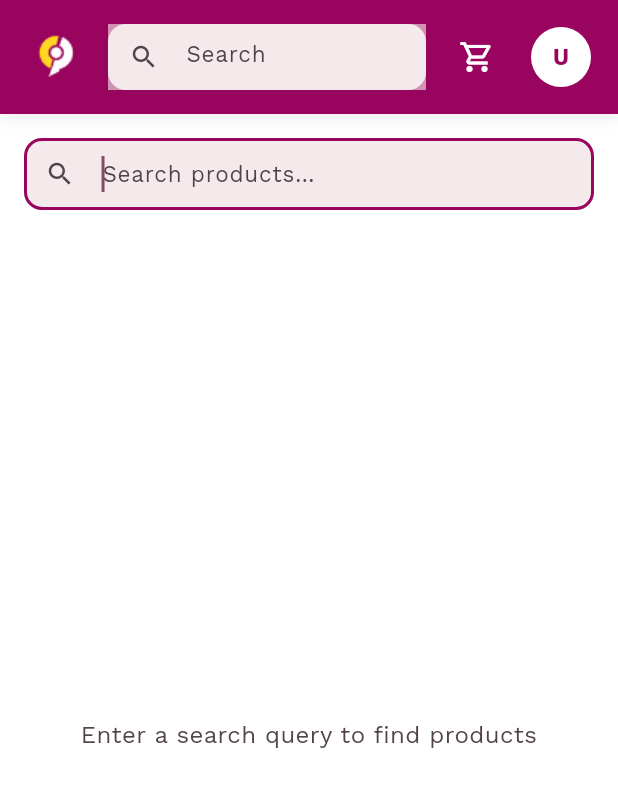
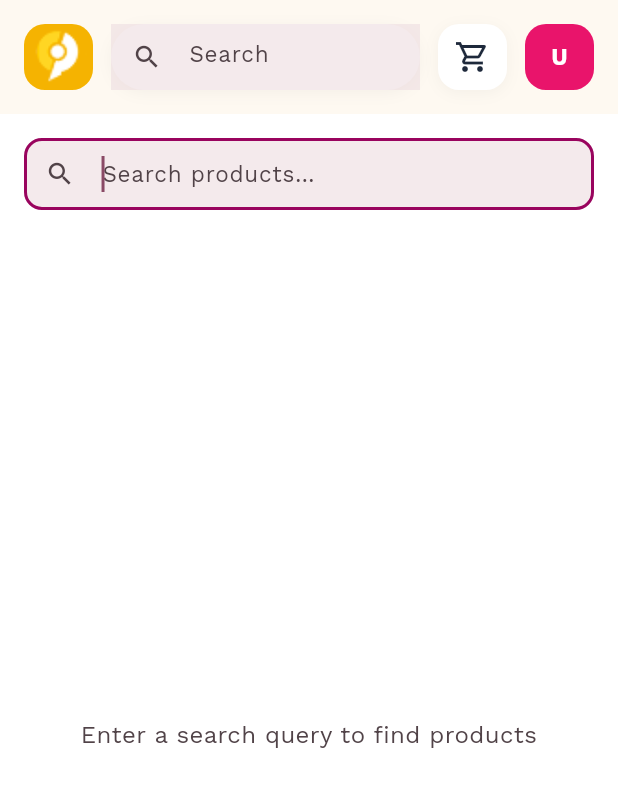
Before and after one commit to AbdulsemedM/Commercepal-v2, a Flutter app: the CartPage screen opened directly, after a tap on "Search", on a phone screen of 412 x 824 dp. Shown: the top 787 px of the screen. Run offline on Flutter 3.47's test engine with Material 3 defaults, Android fonts, the phone set to English and light mode, and no system bars; our stand-ins replace bloc, connectivity_plus, country_picker, device_info_plus, dio, equatable and 23 more; missing offline and left inert: cryptography, firebase_performance, qr, quick_actions; accounts and stored records are empty; network calls fail.

Commit message:
feat: Update color scheme and UI components for improved aesthetics
- Changed secondary color to a warmer gold for better visibility in CTAs.
- Introduced a vibrant pink accent color for links and highlights.
- Updated cream color to a warm off-white for a softer app background.
- Adjusted AppBar and Bottom Navigation Bar colors based on theme brightness.
- Refactored category icons to use outlined versions for a modern look.
- Enhanced product card layout with improved spacing and typography.
- Added clear cart functionality in the cart page for better user experience.

```diff
--- a/lib/core/theme/colors.dart
+++ b/lib/core/theme/colors.dart
@@ -5,10 +5,13 @@ class AppColors {
 
   // Brand colors
   static const Color primary = Color(0xFF99045E); // #99045E
-  static const Color secondary = Color(0xFFFACC15); // #FACC15
+  static const Color secondary = Color(0xFFF5B301); // warm gold (CTAs, stars)
+
+  /// Vibrant pink accent for links, selected states and price highlights.
+  static const Color pink = Color(0xFFE9146B);
 
   // Neutrals / Surfaces
-  static const Color cream = Color(0xFFFFF7ED); // light cream for surfaces
+  static const Color cream = Color(0xFFFEF9F1); // warm off-white app background
   static const Color lightGrey = Color(0xFFF5F6F8); // very light grey bg
   /// Dark navy for section titles (matches commercepal.com headings).
   static const Color navy = Color(0xFF1E293B);
--- a/lib/core/theme/theme.dart
+++ b/lib/core/theme/theme.dart
@@ -41,7 +41,7 @@ class AppTheme {
       primaryColor: AppColors.primary,
     );
 
-    final Color scaffoldBg = isLight ? Colors.white : scheme.surface;
+    final Color scaffoldBg = isLight ? AppColors.cream : scheme.surface;
     final Color cardColor = isLight ? Colors.white : scheme.surfaceContainerLow;
 
     return base.copyWith(
--- a/lib/core/widgets/app_bar.dart
+++ b/lib/core/widgets/app_bar.dart
@@ -38,23 +38,16 @@ class AppBarWidget extends StatelessWidget implements PreferredSizeWidget {
   @override
   Widget build(BuildContext context) {
     final ColorScheme scheme = Theme.of(context).colorScheme;
+    final bool isDark = Theme.of(context).brightness == Brightness.dark;
     final String placeholder =
         searchPlaceholder ??
         LocalizationService.t(context, 'appBar.searchPlaceholder');
-    final Color searchFill = Colors.white;
+    final Color barColor = isDark ? scheme.surface : AppColors.cream;
+    final Color searchFill = isDark ? scheme.surfaceContainerLow : Colors.white;
     final Color searchSecondary = scheme.onSurfaceVariant;
 
     return Container(
-      decoration: BoxDecoration(
-        color: AppColors.primary,
-        boxShadow: <BoxShadow>[
-          BoxShadow(
-            color: Colors.black.withValues(alpha: 0.08),
-            blurRadius: 8,
-            offset: const Offset(0, 2),
-          ),
-        ],
-      ),
+      color: barColor,
       child: SafeArea(
         bottom: false,
         child: Padding(
@@ -68,22 +61,34 @@ class AppBarWidget extends StatelessWidget implements PreferredSizeWidget {
             children: <Widget>[
               InkWell(
                 onTap: onLogoTap,
-                borderRadius: BorderRadius.circular(12),
+                borderRadius: BorderRadius.circular(14),
                 child: Container(
-                  width: 44,
-                  height: 44,
+                  width: 46,
+                  height: 46,
+                  decoration: BoxDecoration(
+                    color: AppColors.secondary,
+                    borderRadius: BorderRadius.circular(14),
+                  ),
                   alignment: Alignment.center,
+                  child: ClipRRect(
+                    borderRadius: BorderRadius.circular(10),
                     child: Image.asset(
                       'assets/images/app_icon.png',
-                    width: 40,
-                    height: 40,
+                      width: 38,
+                      height: 38,
+                      fit: BoxFit.cover,
                       errorBuilder: (
                         BuildContext context,
                         Object error,
                         StackTrace? stackTrace,
                       ) {
-                      return const SizedBox(width: 40, height: 40);
+                        return const Icon(
+                          Icons.bolt_rounded,
+                          color: AppColors.navy,
+                          size: 26,
+                        );
                       },
+                    ),
                   ),
                 ),
               ),
@@ -91,12 +96,19 @@ class AppBarWidget extends StatelessWidget implements PreferredSizeWidget {
               Expanded(
                 child: InkWell(
                   onTap: onSearchTap,
-                  borderRadius: BorderRadius.circular(12),
+                  borderRadius: BorderRadius.circular(23),
                   child: Container(
-                    height: 44,
+                    height: 46,
                     decoration: BoxDecoration(
                       color: searchFill,
-                      borderRadius: BorderRadius.circular(12),
+                      borderRadius: BorderRadius.circular(23),
+                      boxShadow: <BoxShadow>[
+                        BoxShadow(
+                          color: Colors.black.withValues(alpha: 0.04),
+                          blurRadius: 8,
+                          offset: const Offset(0, 2),
+                        ),
+                      ],
                     ),
                     child: TextField(
                       enabled: onSearchTap == null,
@@ -143,41 +155,52 @@ class AppBarWidget extends StatelessWidget implements PreferredSizeWidget {
               const SizedBox(width: Spacing.sm),
               InkWell(
                 onTap: onCartTap,
-                borderRadius: BorderRadius.circular(22),
+                borderRadius: BorderRadius.circular(14),
                 child: Container(
-                  width: 44,
-                  height: 44,
+                  width: 46,
+                  height: 46,
+                  decoration: BoxDecoration(
+                    color: searchFill,
+                    borderRadius: BorderRadius.circular(14),
+                    boxShadow: <BoxShadow>[
+                      BoxShadow(
+                        color: Colors.black.withValues(alpha: 0.04),
+                        blurRadius: 8,
+                        offset: const Offset(0, 2),
+                      ),
+                    ],
+                  ),
                   alignment: Alignment.center,
                   child: Stack(
                     clipBehavior: Clip.none,
                     alignment: Alignment.center,
                     children: <Widget>[
-                      const Icon(
+                      Icon(
                         Icons.shopping_cart_outlined,
-                        color: Colors.white,
+                        color: isDark ? scheme.onSurface : AppColors.navy,
                         size: 24,
                       ),
                       if (cartCount > 0)
                         Positioned(
-                          right: 8,
-                          top: 6,
+                          right: -12,
+                          top: -14,
                           child: Container(
                             padding: const EdgeInsets.symmetric(
                               horizontal: 5,
                               vertical: 2,
                             ),
                             constraints: const BoxConstraints(
-                              minWidth: 10,
-                              minHeight: 10,
+                              minWidth: 18,
+                              minHeight: 18,
                             ),
                             decoration: const BoxDecoration(
-                              color: AppColors.secondary,
+                              color: AppColors.pink,
                               shape: BoxShape.circle,
                             ),
                             child: Text(
                               cartCount > 99 ? '99+' : '$cartCount',
                               style: const TextStyle(
-                                color: AppColors.onSecondary,
+                                color: Colors.white,
                                 fontSize: 11,
                                 fontWeight: FontWeight.w700,
                                 height: 1.2,
@@ -193,26 +216,26 @@ class AppBarWidget extends StatelessWidget implements PreferredSizeWidget {
               const SizedBox(width: Spacing.sm),
               InkWell(
                 onTap: onProfileTap,
-                borderRadius: BorderRadius.circular(22),
+                borderRadius: BorderRadius.circular(14),
                 child: Container(
-                  width: 44,
-                  height: 44,
+                  width: 46,
+                  height: 46,
                   alignment: Alignment.center,
                   child: Stack(
                     clipBehavior: Clip.none,
                     children: <Widget>[
                       Container(
-                        width: 40,
-                        height: 40,
-                        decoration: const BoxDecoration(
-                          color: Colors.white,
-                          shape: BoxShape.circle,
+                        width: 46,
+                        height: 46,
+                        decoration: BoxDecoration(
+                          color: AppColors.pink,
+                          borderRadius: BorderRadius.circular(14),
                         ),
                         child: Center(
                           child: Text(
                             userInitials.toUpperCase(),
                             style: const TextStyle(
-                              color: AppColors.primary,
+                              color: Colors.white,
                               fontSize: 15,
                               fontWeight: FontWeight.w700,
                               letterSpacing: 0.5,
@@ -222,8 +245,8 @@ class AppBarWidget extends StatelessWidget implements PreferredSizeWidget {
                       ),
                       if (hasNotification)
                         Positioned(
-                          right: 0,
-                          top: 0,
+                          right: -2,
+                          top: -2,
                           child: Container(
                             width: 14,
                             height: 14,
@@ -231,7 +254,7 @@ class AppBarWidget extends StatelessWidget implements PreferredSizeWidget {
                               color: AppColors.secondary,
                               shape: BoxShape.circle,
                               border: Border.all(
-                                color: AppColors.primary,
+                                color: barColor,
                                 width: 2,
                               ),
                             ),
--- a/lib/core/widgets/pill_bottom_nav_bar.dart
+++ b/lib/core/widgets/pill_bottom_nav_bar.dart
@@ -19,51 +19,51 @@ class PillBottomNavBar extends StatelessWidget {
   @override
   Widget build(BuildContext context) {
     final ThemeData theme = Theme.of(context);
-    final Color selectedColor = activeColor ?? AppColors.primary;
-    final Color inactiveColor = theme.colorScheme.onSurfaceVariant.withOpacity(
-      0.5,
-    );
+    final bool isDark = theme.brightness == Brightness.dark;
+    final Color selectedColor = activeColor ?? AppColors.pink;
+    final Color inactiveColor =
+        theme.colorScheme.onSurfaceVariant.withValues(alpha: 0.55);
+    final Color barColor = isDark ? theme.colorScheme.surface : AppColors.cream;
 
     final List<_NavItemData> items = <_NavItemData>[
       _NavItemData(
-        icon: Icons.home_rounded,
+        icon: Icons.home_outlined,
+        selectedIcon: Icons.home_rounded,
         label: LocalizationService.t(context, 'nav.home'),
       ),
       _NavItemData(
-        icon: Icons.dashboard_rounded,
+        icon: Icons.grid_view_outlined,
+        selectedIcon: Icons.grid_view_rounded,
         label: LocalizationService.t(context, 'nav.categories'),
       ),
       _NavItemData(
-        icon: Icons.shopping_cart_rounded,
+        icon: Icons.shopping_cart_outlined,
+        selectedIcon: Icons.shopping_cart_rounded,
         label: LocalizationService.t(context, 'nav.cart'),
       ),
       _NavItemData(
-        icon: Icons.person_rounded,
+        icon: Icons.person_outline_rounded,
+        selectedIcon: Icons.person_rounded,
         label: LocalizationService.t(context, 'nav.profile'),
       ),
     ];
 
-    return SafeArea(
-      top: false,
-      child: Container(
-        margin: const EdgeInsets.all(16),
-        padding: const EdgeInsets.symmetric(horizontal: 16, vertical: 12),
+    return Container(
       decoration: BoxDecoration(
-          color: theme.colorScheme.surfaceContainerLow,
-          borderRadius: BorderRadius.circular(40),
-          border: Border.all(
-            color: theme.colorScheme.outlineVariant.withOpacity(0.35),
-          ),
+        color: barColor,
         boxShadow: <BoxShadow>[
           BoxShadow(
-              color: theme.colorScheme.shadow.withOpacity(0.08),
-              blurRadius: 20,
-              offset: const Offset(0, 8),
+            color: Colors.black.withValues(alpha: 0.06),
+            blurRadius: 16,
+            offset: const Offset(0, -4),
           ),
         ],
       ),
+      child: SafeArea(
+        top: false,
+        child: Padding(
+          padding: const EdgeInsets.symmetric(horizontal: 8, vertical: 8),
           child: Row(
-          mainAxisAlignment: MainAxisAlignment.spaceBetween,
             children: List<Widget>.generate(items.length, (int index) {
               final bool isSelected = index == currentIndex;
               final _NavItemData item = items[index];
@@ -71,16 +71,19 @@ class PillBottomNavBar extends StatelessWidget {
                   (badgeCounts != null && index < badgeCounts!.length)
                   ? badgeCounts![index]
                   : 0;
-            return _NavItem(
-              icon: item.icon,
+              return Expanded(
+                child: _NavItem(
+                  icon: isSelected ? item.selectedIcon : item.icon,
                   label: item.label,
                   isSelected: isSelected,
                   selectedColor: selectedColor,
                   inactiveColor: inactiveColor,
                   badgeCount: count,
                   onTap: () => onTap(index),
+                ),
               );
             }),
+          ),
         ),
       ),
     );
@@ -88,8 +91,13 @@ class PillBottomNavBar extends StatelessWidget {
 }
 
 class _NavItemData {
-  const _NavItemData({required this.icon, required this.label});
+  const _NavItemData({
+    required this.icon,
+    required this.selectedIcon,
+    required this.label,
+  });
   final IconData icon;
+  final IconData selectedIcon;
   final String label;
 }
 
@@ -114,41 +122,46 @@ class _NavItem extends StatelessWidget {
 
   @override
   Widget build(BuildContext context) {
-    final TextStyle labelStyle = Theme.of(context).textTheme.labelLarge!
-        .copyWith(color: Colors.white, fontWeight: FontWeight.w700);
+    final Color contentColor = isSelected ? selectedColor : inactiveColor;
 
     return InkWell(
-      borderRadius: BorderRadius.circular(28),
+      borderRadius: BorderRadius.circular(16),
       onTap: onTap,
       child: AnimatedContainer(
         duration: const Duration(milliseconds: 250),
-        padding: EdgeInsets.symmetric(
-          horizontal: isSelected ? 16 : 10,
-          vertical: 10,
+        padding: const EdgeInsets.symmetric(vertical: 8),
+        decoration: BoxDecoration(
+          color: isSelected
+              ? selectedColor.withValues(alpha: 0.09)
+              : Colors.transparent,
+          borderRadius: BorderRadius.circular(16),
         ),
-        decoration: BoxDecoration(
-          color: isSelected ? selectedColor : Colors.transparent,
-          borderRadius: BorderRadius.circular(28),
-        ),
-        child: Row(
+        child: Column(
           mainAxisSize: MainAxisSize.min,
           children: <Widget>[
             Stack(
               clipBehavior: Clip.none,
               children: <Widget>[
-                Icon(icon, color: isSelected ? Colors.white : inactiveColor),
+                Icon(icon, color: contentColor, size: 24),
                 if (badgeCount > 0)
                   Positioned(
-                    right: -6,
+                    right: -8,
                     top: -6,
                     child: _Badge(count: badgeCount),
                   ),
               ],
             ),
-            if (isSelected) ...<Widget>[
-              const SizedBox(width: 8),
-              Text(label, style: labelStyle),
-            ],
+            const SizedBox(height: 3),
+            Text(
+              label,
+              maxLines: 1,
+              overflow: TextOverflow.ellipsis,
+              style: TextStyle(
+                color: contentColor,
+                fontSize: 11.5,
+                fontWeight: isSelected ? FontWeight.w700 : FontWeight.w500,
+              ),
+            ),
           ],
         ),
       ),
@@ -168,6 +181,7 @@ class _Badge extends StatelessWidget {
       color: Colors.white,
       fontWeight: FontWeight.w700,
       height: 1,
+      fontSize: 10,
     );
 
     final String text = count > 99 ? '99+' : '$count';
@@ -176,7 +190,7 @@ class _Badge extends StatelessWidget {
       padding: const EdgeInsets.symmetric(horizontal: 4, vertical: 2),
       constraints: const BoxConstraints(minWidth: 16, minHeight: 16),
       decoration: BoxDecoration(
-        color: AppColors.secondary,
+        color: AppColors.pink,
         borderRadius: BorderRadius.circular(10),
       ),
       alignment: Alignment.center,
--- a/lib/features/cart/presentation/screen/cart_page.dart
+++ b/lib/features/cart/presentation/screen/cart_page.dart
@@ -155,6 +155,11 @@ class _CartPageState extends State<CartPage> {
                   primaryLabel: LocalizationService.t(context, 'cart.retry'),
                   onPrimary: () {
                     context.read<CartBloc>().add(CartLoadRequested());
+                  },
+                  secondaryLabel:
+                      LocalizationService.t(context, 'cart.clearCart'),
+                  onSecondary: () {
+                    _showClearCartDialog(context);
                   },
                 ),
               );
--- a/lib/features/home/presentation/widgets/home_section_header.dart
+++ b/lib/features/home/presentation/widgets/home_section_header.dart
@@ -43,9 +43,9 @@ class HomeSectionHeader extends StatelessWidget {
             child: Text(
               actionLabel!,
               style: Theme.of(context).textTheme.bodyMedium?.copyWith(
-                    color: AppColors.secondary,
+                    color: AppColors.pink,
                     fontWeight: FontWeight.w600,
-                    fontSize: 13,
+                    fontSize: 14,
                   ),
             ),
           ),
```
Also changed, not shown: lib/features/home/presentation/widgets/banner_section.dart (+102 -151 lines), lib/features/home/presentation/widgets/categories_section.dart (+56 -62 lines), lib/features/home/presentation/widgets/product_card.dart (+87 -30 lines). Lines whose indentation alone changed are shown as unchanged.
